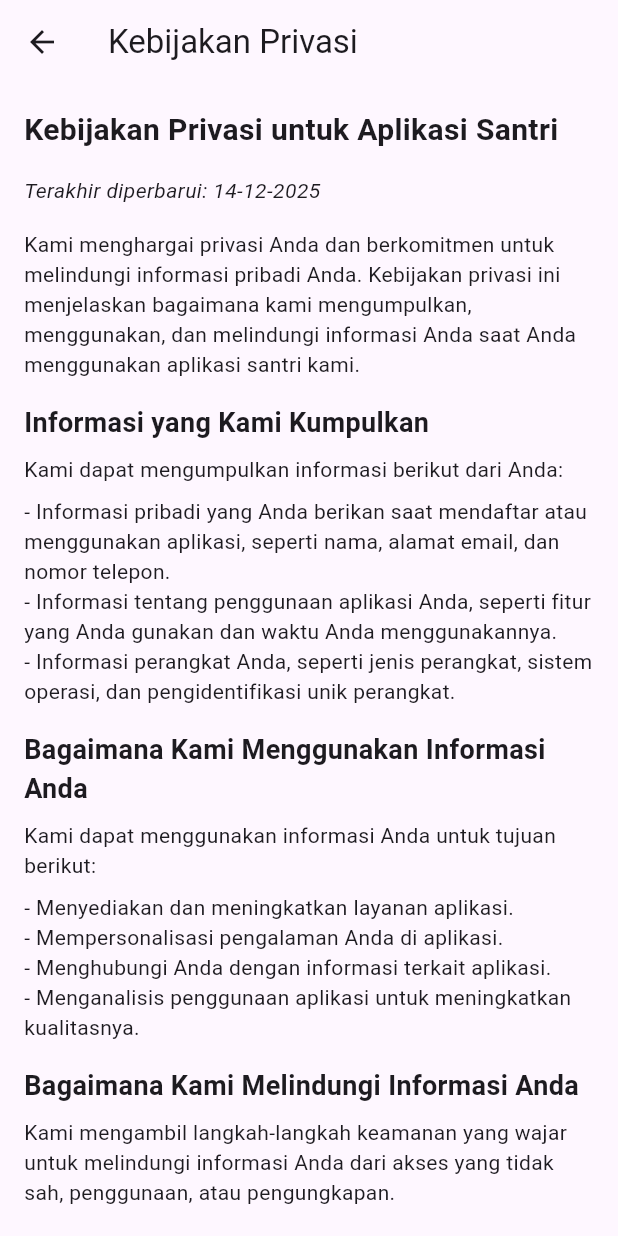
After one commit to SMK-Negeri-12-Malang/aplikasi_guru, a Flutter app: the PrivacyPolicyPage screen opened directly, on a phone screen of 412 x 824 dp. The commit adds this screen. Run offline on Flutter 3.47's test engine with Material 3 defaults, Android fonts, the phone set to English and light mode, and no system bars; statements that could not run were skipped.

Commit message:
Add files via upload

```diff
--- /dev/null
+++ b/lib/privacy.dart
@@ -0,0 +1,101 @@
+import 'package:flutter/material.dart';
+
+class PrivacyPolicyPage extends StatelessWidget {
+  @override
+  Widget build(BuildContext context) {
+    return Scaffold(
+      appBar: AppBar(
+        title: Text('Kebijakan Privasi'),
+      ),
+      body: SingleChildScrollView(
+        padding: EdgeInsets.all(16.0),
+        child: Column(
+          crossAxisAlignment: CrossAxisAlignment.start,
+          children: <Widget>[
+            Text(
+              'Kebijakan Privasi untuk Aplikasi Santri',
+              style: TextStyle(fontSize: 20.0, fontWeight: FontWeight.bold),
+            ),
+            SizedBox(height: 16.0),
+            Text(
+              'Terakhir diperbarui: 14-12-2025',
+              style: TextStyle(fontStyle: FontStyle.italic),
+            ),
+            SizedBox(height: 16.0),
+            Text(
+              'Kami menghargai privasi Anda dan berkomitmen untuk melindungi informasi pribadi Anda. Kebijakan privasi ini menjelaskan bagaimana kami mengumpulkan, menggunakan, dan melindungi informasi Anda saat Anda menggunakan aplikasi santri kami.',
+            ),
+            SizedBox(height: 16.0),
+            Text(
+              'Informasi yang Kami Kumpulkan',
+              style: TextStyle(fontSize: 18.0, fontWeight: FontWeight.bold),
+            ),
+            SizedBox(height: 8.0),
+            Text(
+              'Kami dapat mengumpulkan informasi berikut dari Anda:',
+            ),
+            SizedBox(height: 8.0),
+            Text(
+              '- Informasi pribadi yang Anda berikan saat mendaftar atau menggunakan aplikasi, seperti nama, alamat email, dan nomor telepon.',
+            ),
+            Text(
+              '- Informasi tentang penggunaan aplikasi Anda, seperti fitur yang Anda gunakan dan waktu Anda menggunakannya.',
+            ),
+            Text(
+              '- Informasi perangkat Anda, seperti jenis perangkat, sistem operasi, dan pengidentifikasi unik perangkat.',
+            ),
+            SizedBox(height: 16.0),
+            Text(
+              'Bagaimana Kami Menggunakan Informasi Anda',
+              style: TextStyle(fontSize: 18.0, fontWeight: FontWeight.bold),
+            ),
+            SizedBox(height: 8.0),
+            Text(
+              'Kami dapat menggunakan informasi Anda untuk tujuan berikut:',
+            ),
+            SizedBox(height: 8.0),
+            Text(
+              '- Menyediakan dan meningkatkan layanan aplikasi.',
+            ),
+            Text(
+              '- Mempersonalisasi pengalaman Anda di aplikasi.',
+            ),
+            Text(
+              '- Menghubungi Anda dengan informasi terkait aplikasi.',
+            ),
+            Text(
+              '- Menganalisis penggunaan aplikasi untuk meningkatkan kualitasnya.',
+            ),
+            SizedBox(height: 16.0),
+            Text(
+              'Bagaimana Kami Melindungi Informasi Anda',
+              style: TextStyle(fontSize: 18.0, fontWeight: FontWeight.bold),
+            ),
+            SizedBox(height: 8.0),
+            Text(
+              'Kami mengambil langkah-langkah keamanan yang wajar untuk melindungi informasi Anda dari akses yang tidak sah, penggunaan, atau pengungkapan.',
+            ),
+            SizedBox(height: 16.0),
+            Text(
+              'Perubahan pada Kebijakan Privasi',
+              style: TextStyle(fontSize: 18.0, fontWeight: FontWeight.bold),
+            ),
+            SizedBox(height: 8.0),
+            Text(
+              'Kami dapat memperbarui kebijakan privasi ini dari waktu ke waktu. Perubahan akan diposting di halaman ini dengan tanggal efektif yang diperbarui.',
+            ),
+            SizedBox(height: 16.0),
+            Text(
+              'Hubungi Kami',
+              style: TextStyle(fontSize: 18.0, fontWeight: FontWeight.bold),
+            ),
+            SizedBox(height: 8.0),
+            Text(
+              'Jika Anda memiliki pertanyaan tentang kebijakan privasi ini, silakan hubungi kami di [alamat email atau nomor telepon].',
+            ),
+          ],
+        ),
+      ),
+    );
+  }
+}
```
Also changed, not shown: lib/absensi.dart (added, +16 -0 lines), lib/keamanan.dart (added, +113 -0 lines), lib/kunciapk.dart (added, +98 -0 lines), lib/main.dart (+16 -16 lines), lib/settings.dart (added, +112 -0 lines).
